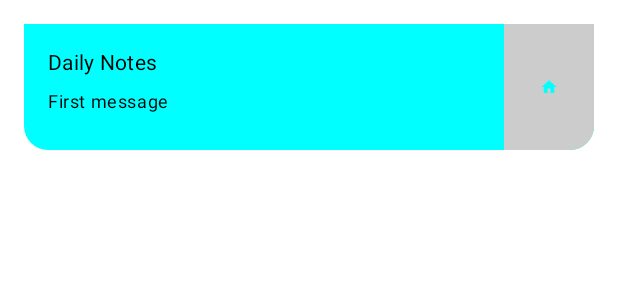
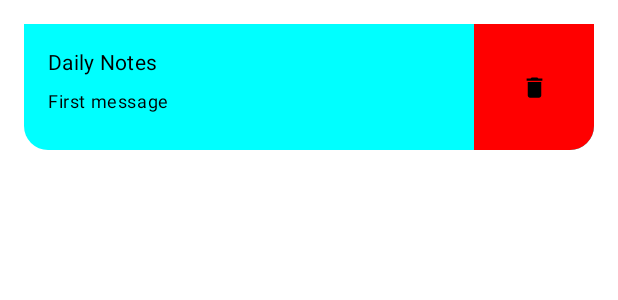
Before and after one commit to AlbertoMApps/NotePadProject, an Android app built with Jetpack Compose: the @Preview function TestBottomEdit, on a phone screen of 412 x 824 dp. Shown: the top 300 px of the screen. Run offline under Robolectric (Android 15) with nearby library versions, the phone set to English and light mode, and no system bars.

Commit message:
Some UI changes

```diff
--- a/app/src/main/java/com/example/notepadproject/ui/HomeList.kt
+++ b/app/src/main/java/com/example/notepadproject/ui/HomeList.kt
@@ -8,7 +8,7 @@ import com.example.notepadproject.data.Note
 
 @Composable
 fun HomeList(
-    editMode: Boolean,
+    deleteMode: Boolean,
     items: SnapshotStateList<Note>,
     clickItemHandler: (Int) -> Unit,
     deleteItemHandler: (Int) -> Unit
@@ -17,7 +17,7 @@ fun HomeList(
         when (items.size) {
             1 -> items.first().let {
                 HomeListItem(
-                    it.name, it.message, it.dateCreatedAt, RowType.SINGLE, editMode,
+                    it.name, it.message, it.dateCreatedAt, RowType.SINGLE, deleteMode,
                     { clickItemHandler(0) },
                     { deleteItemHandler(0) }
                 )
@@ -31,7 +31,7 @@ fun HomeList(
                         else -> RowType.MIDDLE
                     }
                     HomeListItem(
-                        data.name, data.message, data.dateCreatedAt, rowType, editMode,
+                        data.name, data.message, data.dateCreatedAt, rowType, deleteMode,
                         { clickItemHandler(index) },
                         { deleteItemHandler(index) }
                     )
--- a/app/src/main/java/com/example/notepadproject/ui/HomeListItem.kt
+++ b/app/src/main/java/com/example/notepadproject/ui/HomeListItem.kt
@@ -9,9 +9,11 @@ import androidx.compose.foundation.layout.fillMaxHeight
 import androidx.compose.foundation.layout.fillMaxWidth
 import androidx.compose.foundation.layout.height
 import androidx.compose.foundation.layout.padding
+import androidx.compose.foundation.layout.size
 import androidx.compose.foundation.layout.width
 import androidx.compose.foundation.shape.RoundedCornerShape
 import androidx.compose.material.icons.Icons
+import androidx.compose.material.icons.filled.Delete
 import androidx.compose.material.icons.filled.Home
 import androidx.compose.material3.Button
 import androidx.compose.material3.ButtonDefaults
@@ -24,17 +26,21 @@ import androidx.compose.ui.Alignment
 import androidx.compose.ui.Modifier
 import androidx.compose.ui.draw.clip
 import androidx.compose.ui.graphics.Color
+import androidx.compose.ui.res.stringResource
 import androidx.compose.ui.text.style.TextOverflow
+import com.example.notepadproject.R
+import com.example.notepadproject.ui.RowType.BOTTOM
+import com.example.notepadproject.ui.RowType.SINGLE
+import com.example.notepadproject.ui.RowType.TOP
 import com.example.notepadproject.ui.common.deleteButtonWidth
-import com.example.notepadproject.ui.common.deleteIconButtonWidth
 import com.example.notepadproject.ui.common.dividerNormalThickness
+import com.example.notepadproject.ui.common.iconSize
 import com.example.notepadproject.ui.common.noRadius
 import com.example.notepadproject.ui.common.noSpace
 import com.example.notepadproject.ui.common.normalRadius
 import com.example.notepadproject.ui.common.normalSpace
 import com.example.notepadproject.ui.common.primaryColor
 import com.example.notepadproject.ui.common.rowHeight
-import com.example.notepadproject.ui.common.secondaryColor
 import com.example.notepadproject.ui.common.smallSpace
 
 enum class RowType {
@@ -47,37 +53,11 @@ fun HomeListItem(
     message: String,
     createdDate: String,
     type: RowType,
-    editMode: Boolean = false,
+    deleteMode: Boolean = false,
     onClick: () -> Unit,
     onDelete: () -> Unit
 ) {
-    val shape = when (type) {
-        RowType.TOP -> {
-            RoundedCornerShape(normalRadius, normalRadius)
-        }
-
-        RowType.BOTTOM -> {
-            RoundedCornerShape(
-                noRadius,
-                noRadius,
-                normalRadius,
-                normalRadius
-            )
-        }
-
-        RowType.SINGLE -> {
-            RoundedCornerShape(
-                normalRadius,
-                normalRadius,
-                normalRadius,
-                normalRadius
-            )
-        }
-
-        else -> {
-            RoundedCornerShape(noRadius)
-        }
-    }
+    val shape = getRowShape(type)
 
     Column {
         Row(
@@ -122,45 +102,23 @@ fun HomeListItem(
                 }
             }
 
-            var deleteMode = false
             when {
-                editMode && !deleteMode -> {
-                    Button(
-                        onClick = {
-                            deleteMode = !deleteMode
-                        },
-                        modifier = Modifier
-                            .width(deleteIconButtonWidth)
-                            .fillMaxHeight(),
-                        shape = RoundedCornerShape(noRadius),
-                        colors = ButtonDefaults.outlinedButtonColors(
-                            contentColor = primaryColor,
-                            containerColor = secondaryColor
-                        )
-                    ) {
-                        Icon(
-                            imageVector = Icons.Filled.Home,
-                            contentDescription = "delete",
-                            modifier = Modifier
-                                .align(Alignment.CenterVertically)
-                        )
-                    }
-                }
-
-                !editMode && !deleteMode -> {
+                !deleteMode -> {
                     Icon(
                         imageVector = Icons.Filled.Home,
-                        contentDescription = "forward",
-                        modifier = Modifier.align(Alignment.CenterVertically)
+                        modifier = Modifier
+                            .size(iconSize)
+                            .align(Alignment.CenterVertically),
+                        contentDescription = stringResource(id = R.string.forward),
+                        tint = Color.Unspecified
                     )
                     Spacer(Modifier.width(normalRadius))
                 }
 
-                editMode && deleteMode -> {
+                else -> {
                     Button(
                         onClick = {
                             onDelete()
-                            deleteMode = false
                         },
                         modifier = Modifier
                             .width(deleteButtonWidth)
@@ -171,14 +129,21 @@ fun HomeListItem(
                             containerColor = Color.Red
                         )
                     ) {
-                        Text("Delete")
+                        Icon(
+                            imageVector = Icons.Filled.Delete,
+                            modifier = Modifier
+                                .size(iconSize)
+                                .align(Alignment.CenterVertically),
+                            contentDescription = stringResource(id = R.string.delete_note),
+                            tint = Color.Unspecified
+                        )
                     }
                 }
             }
 
         }
 
-        if (type != RowType.BOTTOM && type != RowType.SINGLE) {
+        if (type != BOTTOM && type != SINGLE) {
             Divider(
                 modifier = Modifier
                     .padding(normalSpace, noSpace, normalSpace, noSpace),
@@ -189,3 +154,31 @@ fun HomeListItem(
     }
 
 }
+
+fun getRowShape(type: RowType): RoundedCornerShape = when (type) {
+    TOP -> {
+        RoundedCornerShape(normalRadius, normalRadius)
+    }
+
+    BOTTOM -> {
+        RoundedCornerShape(
+            noRadius,
+            noRadius,
+            normalRadius,
+            normalRadius
+        )
+    }
+
+    SINGLE -> {
+        RoundedCornerShape(
+            normalRadius,
+            normalRadius,
+            normalRadius,
+            normalRadius
+        )
+    }
+
+    else -> {
+        RoundedCornerShape(noRadius)
+    }
+}
--- a/app/src/main/java/com/example/notepadproject/ui/HomeListLazy.kt
+++ b/app/src/main/java/com/example/notepadproject/ui/HomeListLazy.kt
@@ -8,7 +8,7 @@ import com.example.notepadproject.data.Note
 
 @Composable
 fun HomeListLazy(
-    editMode: Boolean,
+    deleteMode: Boolean,
     itemsSource: SnapshotStateList<Note>,
     clickItemHandler: (Int) -> Unit,
     deleteItemHandler: (Int) -> Unit
@@ -18,7 +18,7 @@ fun HomeListLazy(
             1 -> itemsSource.first().let {
                 item {
                     HomeListItem(
-                        it.name, it.message, it.dateCreatedAt, RowType.SINGLE, editMode,
+                        it.name, it.message, it.dateCreatedAt, RowType.SINGLE, deleteMode,
                         { clickItemHandler(0) },
                         { deleteItemHandler(0) }
                     )
@@ -33,7 +33,7 @@ fun HomeListLazy(
                         else -> RowType.MIDDLE
                     }
                     HomeListItem(
-                        item.name, item.message, item.dateCreatedAt, rowType, editMode,
+                        item.name, item.message, item.dateCreatedAt, rowType, deleteMode,
                         { clickItemHandler(index) },
                         { deleteItemHandler(index) }
                     )
--- a/app/src/main/java/com/example/notepadproject/ui/common/Constants.kt
+++ b/app/src/main/java/com/example/notepadproject/ui/common/Constants.kt
@@ -3,7 +3,7 @@ package com.example.notepadproject.ui.common
 import androidx.compose.ui.graphics.Color
 import androidx.compose.ui.unit.dp
 
-val primaryTextColor = Color(0xFF444444)
+val primaryTextColor = Color.Black
 val primaryColor = Color.Cyan
 val secondaryColor = Color.LightGray
 val normalSpace = 16.dp
@@ -18,3 +18,5 @@ val deleteIconButtonWidth = 60.dp
 val deleteTextButtonWidth = 80.dp
 val deleteButtonWidth = 80.dp
 val dividerNormalThickness = 1.0.dp
+val normalPadding = 16.dp
+val iconSize = 18.dp
--- a/app/src/main/res/values/strings.xml
+++ b/app/src/main/res/values/strings.xml
@@ -1,3 +1,8 @@
 <resources>
     <string name="app_name">NotepadProject</string>
+    <string name="add_note">Add</string>
+    <string name="delete_note">Delete</string>
+    <string name="untitled_note">Untitled note:</string>
+    <string name="forward">forward</string>
+
 </resources>
```
Also changed, not shown: app/src/main/java/com/example/notepadproject/MainActivity.kt (+34 -14 lines), app/src/main/java/com/example/notepadproject/ui/HomeListLazyPreview.kt (+21 -11 lines).
